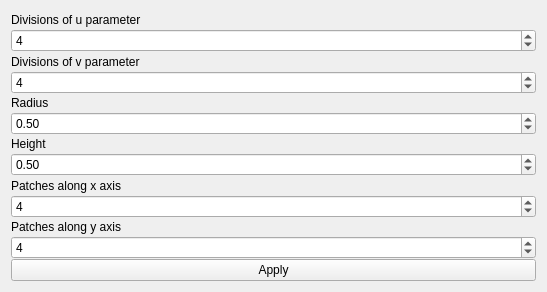
The window that ModelowanieGeometryczne1/GeneratedFiles/bezierSurfaceSettings.ui (gitzuka/mg1) describes before a commit, drawn with Qt 5.
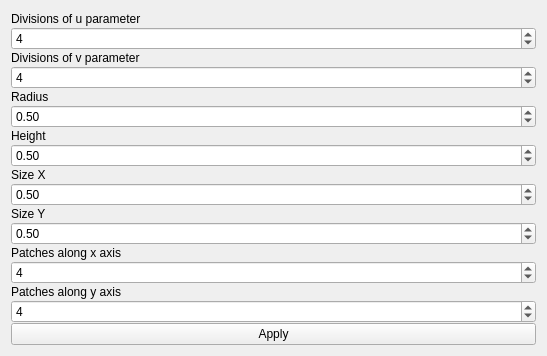
The same window after the commit.

Commit message: surfaces finished, started t-rimming

The edit to the form file:
```diff
--- a/ModelowanieGeometryczne1/GeneratedFiles/bezierSurfaceSettings.ui
+++ b/ModelowanieGeometryczne1/GeneratedFiles/bezierSurfaceSettings.ui
@@ -10,7 +10,7 @@
     <x>0</x>
     <y>0</y>
     <width>547</width>
-    <height>292</height>
+    <height>356</height>
    </rect>
   </property>
   <property name="windowTitle">
@@ -102,6 +102,52 @@
        </property>
       </widget>
      </item>
+     <item>
+      <widget class="QLabel" name="label_2">
+       <property name="text">
+        <string>Size X</string>
+       </property>
+      </widget>
+     </item>
+     <item>
+      <widget class="QDoubleSpinBox" name="doubleSpinBox_sizeX">
+       <property name="minimum">
+        <double>0.010000000000000</double>
+       </property>
+       <property name="maximum">
+        <double>10.000000000000000</double>
+       </property>
+       <property name="singleStep">
+        <double>0.100000000000000</double>
+       </property>
+       <property name="value">
+        <double>0.500000000000000</double>
+       </property>
+      </widget>
+     </item>
+     <item>
+      <widget class="QLabel" name="label">
+       <property name="text">
+        <string>Size Y</string>
+       </property>
+      </widget>
+     </item>
+     <item>
+      <widget class="QDoubleSpinBox" name="doubleSpinBox_sizeY">
+       <property name="minimum">
+        <double>0.010000000000000</double>
+       </property>
+       <property name="maximum">
+        <double>10.000000000000000</double>
+       </property>
+       <property name="singleStep">
+        <double>0.100000000000000</double>
+       </property>
+       <property name="value">
+        <double>0.500000000000000</double>
+       </property>
+      </widget>
+     </item>
      <item>
       <widget class="QLabel" name="label_x">
        <property name="text">
```
The commit also changes 96 other files.
